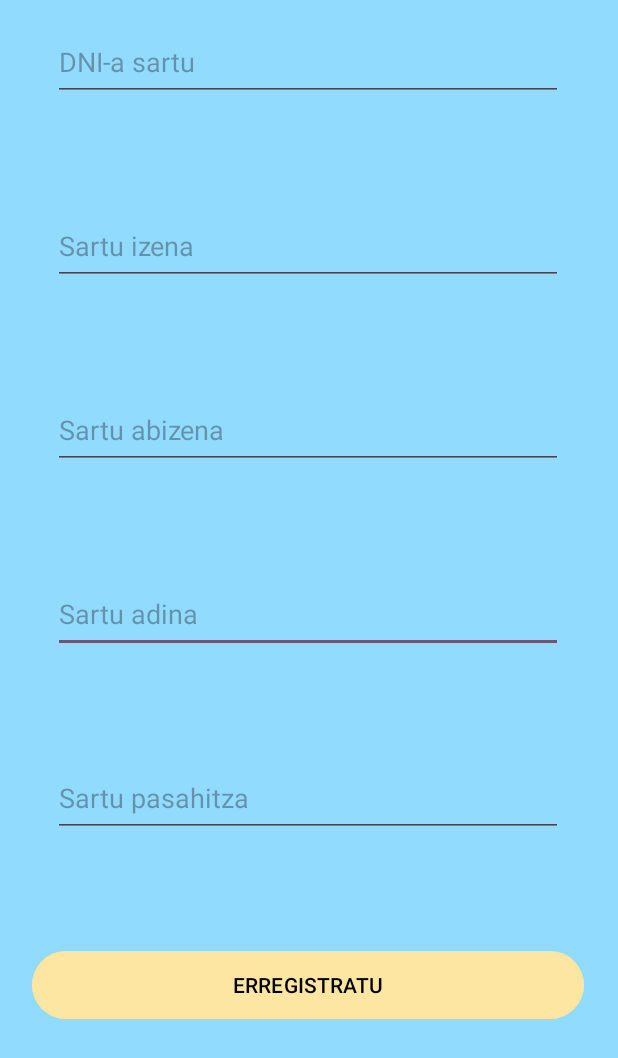
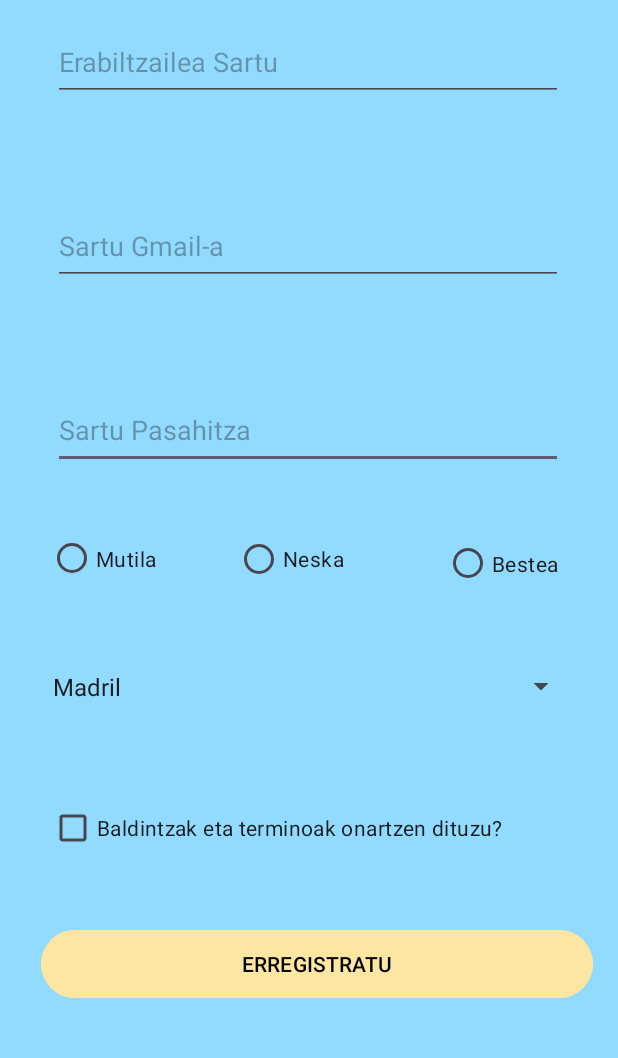
Before and after one commit to UgaitzBil/ProiektuaPMUL_Bilbao_Ugaitz, an Android app: the RegisterPage screen opened directly, with no data from a screen before it, on a phone screen of 412 x 824 dp. Shown: the top 1058 px of the screen. Run offline under Robolectric (Android 15) with nearby library versions, the phone set to English and light mode, and no system bars.

Commit message:
first commit

```diff
--- a/app/src/main/java/com/example/myapplication/RegisterPage.kt
+++ b/app/src/main/java/com/example/myapplication/RegisterPage.kt
@@ -1,17 +1,48 @@
 package com.example.myapplication
 
 import android.os.Bundle
-import androidx.activity.enableEdgeToEdge
+import android.widget.ArrayAdapter
+import android.widget.Button
+import android.widget.CheckBox
+import android.widget.RadioButton
+import android.widget.Spinner
+import android.widget.TextView
 import androidx.appcompat.app.AppCompatActivity
-import androidx.core.view.ViewCompat
-import androidx.core.view.WindowInsetsCompat
+
 
 class RegisterPage : AppCompatActivity() {
+
+    lateinit var user: TextView
+    lateinit var pass: TextView
+    lateinit var gmail: TextView
+    lateinit var btnerreg: Button
+    lateinit var rbmutila: RadioButton
+    lateinit var rbneska : RadioButton
+    lateinit var rbbestea : RadioButton
+    lateinit var hiria : Spinner
+    lateinit var terminos : CheckBox
+
+
     override fun onCreate(savedInstanceState: Bundle?) {
 
         super.onCreate(savedInstanceState)
 
         setContentView(R.layout.activity_register_page)
 
+        user = findViewById(R.id.ftuser)
+        pass = findViewById(R.id.ftpassword)
+        gmail = findViewById(R.id.tfgmail)
+        btnerreg = findViewById(R.id.btnreg)
+        rbmutila = findViewById(R.id.rbboy)
+        rbneska = findViewById(R.id.rbgirl)
+        rbbestea = findViewById(R.id.rbbestea)
+        hiria = findViewById(R.id.spinner)
+        terminos = findViewById(R.id.checkBox)
+
+
+        val ListakoAukerak = arrayOf("Madril","Bartzelona","Valentzia")
+        val adapter = ArrayAdapter(this, android.R.layout.simple_spinner_item, ListakoAukerak)
+        hiria.setAdapter(adapter)
+
         }
     }
--- a/app/src/main/res/layout/activity_register_page.xml
+++ b/app/src/main/res/layout/activity_register_page.xml
@@ -8,82 +8,114 @@
     android:background="#90DBFF"
     tools:context=".RegisterPage">
 
-    <EditText
-        android:id="@+id/ftadina"
-        android:layout_width="340dp"
-        android:layout_height="51dp"
-        android:layout_marginTop="71dp"
-        android:ems="10"
-        android:hint="Sartu adina"
-        android:inputType="text"
-        app:layout_constraintEnd_toEndOf="parent"
-        app:layout_constraintHorizontal_bias="0.492"
-        app:layout_constraintStart_toStartOf="parent"
-        app:layout_constraintTop_toBottomOf="@+id/ftabizena" />
+    <RadioGroup
+        android:id="@+id/radioGroupGenero"
+        android:layout_width="wrap_content"
+        android:layout_height="wrap_content"
+        android:orientation="vertical">
 
+    </RadioGroup>
     <EditText
         android:id="@+id/ftpassword"
         android:layout_width="340dp"
         android:layout_height="51dp"
         android:layout_marginTop="71dp"
         android:ems="10"
-        android:hint="Sartu pasahitza"
+        android:hint="Sartu Pasahitza"
         android:inputType="text"
         app:layout_constraintEnd_toEndOf="parent"
         app:layout_constraintHorizontal_bias="0.492"
         app:layout_constraintStart_toStartOf="parent"
-        app:layout_constraintTop_toBottomOf="@+id/ftadina" />
+        app:layout_constraintTop_toBottomOf="@+id/tfgmail" />
 
     <EditText
-        android:id="@+id/ftabizena"
+        android:id="@+id/tfgmail"
         android:layout_width="340dp"
         android:layout_height="51dp"
         android:layout_marginTop="71dp"
         android:ems="10"
-        android:hint="Sartu abizena"
+        android:hint="Sartu Gmail-a"
         android:inputType="text"
         app:layout_constraintEnd_toEndOf="parent"
         app:layout_constraintHorizontal_bias="0.492"
         app:layout_constraintStart_toStartOf="parent"
-        app:layout_constraintTop_toBottomOf="@+id/ftizena" />
-
-    <EditText
-        android:id="@+id/ftizena"
-        android:layout_width="340dp"
-        android:layout_height="51dp"
-        android:layout_marginTop="71dp"
-        android:ems="10"
-        android:hint="Sartu izena"
-        android:inputType="text"
-        app:layout_constraintEnd_toEndOf="parent"
-        app:layout_constraintHorizontal_bias="0.492"
-        app:layout_constraintStart_toStartOf="parent"
-        app:layout_constraintTop_toBottomOf="@+id/ftdni" />
+        app:layout_constraintTop_toBottomOf="@+id/ftuser" />
 
     <Button
         android:id="@+id/btnreg"
         android:layout_width="368dp"
         android:layout_height="53dp"
-        android:layout_marginTop="72dp"
+        android:layout_marginTop="616dp"
         android:backgroundTint="#FDE5A2"
         android:text="ERREGISTRATU"
         android:textColor="@color/black"
         app:layout_constraintEnd_toEndOf="parent"
-        app:layout_constraintHorizontal_bias="0.488"
+        app:layout_constraintHorizontal_bias="0.627"
         app:layout_constraintStart_toStartOf="parent"
-        app:layout_constraintTop_toBottomOf="@+id/ftpassword" />
+        app:layout_constraintTop_toTopOf="parent" />
 
     <EditText
-        android:id="@+id/ftdni"
+        android:id="@+id/ftuser"
         android:layout_width="340dp"
         android:layout_height="51dp"
         android:layout_marginTop="16dp"
         android:ems="10"
-        android:hint="DNI-a sartu"
+        android:hint="Erabiltzailea Sartu"
         android:inputType="text"
         app:layout_constraintEnd_toEndOf="parent"
         app:layout_constraintHorizontal_bias="0.492"
         app:layout_constraintStart_toStartOf="parent"
         app:layout_constraintTop_toTopOf="parent" />
 
+
+    <Spinner
+        android:id="@+id/spinner"
+        android:layout_width="357dp"
+        android:layout_height="51dp"
+        android:layout_marginTop="432dp"
+        app:layout_constraintEnd_toEndOf="parent"
+        app:layout_constraintStart_toStartOf="parent"
+        app:layout_constraintTop_toTopOf="parent" />
+
+    <CheckBox
+        android:id="@+id/checkBox"
+        android:layout_width="344dp"
+        android:layout_height="56dp"
+        android:layout_marginTop="524dp"
+        android:text="Baldintzak eta terminoak onartzen dituzu?"
+        app:layout_constraintEnd_toEndOf="parent"
+        app:layout_constraintHorizontal_bias="0.477"
+        app:layout_constraintStart_toStartOf="parent"
+        app:layout_constraintTop_toTopOf="parent" />
+
+    <RadioButton
+        android:id="@+id/rbboy"
+        android:layout_width="99dp"
+        android:layout_height="55dp"
+        android:layout_marginStart="32dp"
+        android:layout_marginTop="32dp"
+        android:text="Mutila"
+        app:layout_constraintStart_toStartOf="parent"
+        app:layout_constraintTop_toBottomOf="@+id/ftpassword" />
+
+    <RadioButton
+        android:id="@+id/rbgirl"
+        android:layout_width="99dp"
+        android:layout_height="56dp"
+        android:layout_marginTop="32dp"
+        android:layout_marginEnd="156dp"
+        android:text="Neska"
+        app:layout_constraintEnd_toEndOf="parent"
+        app:layout_constraintTop_toBottomOf="@+id/ftpassword" />
+
+    <RadioButton
+        android:id="@+id/rbbestea"
+        android:layout_width="92dp"
+        android:layout_height="54dp"
+        android:layout_marginTop="36dp"
+        android:layout_marginEnd="24dp"
+        android:text="Bestea"
+        app:layout_constraintEnd_toEndOf="parent"
+        app:layout_constraintTop_toBottomOf="@+id/ftpassword" />
+
 </androidx.constraintlayout.widget.ConstraintLayout>
```
Also changed, not shown: app/src/main/java/com/example/myapplication/RegisterActivity.kt (deleted, +0 -12 lines), app/src/main/java/com/example/myapplication/SQL_User_Database.kt (+8 -1 lines), app/src/main/res/layout/erregistroa.xml (deleted, +0 -83 lines).
